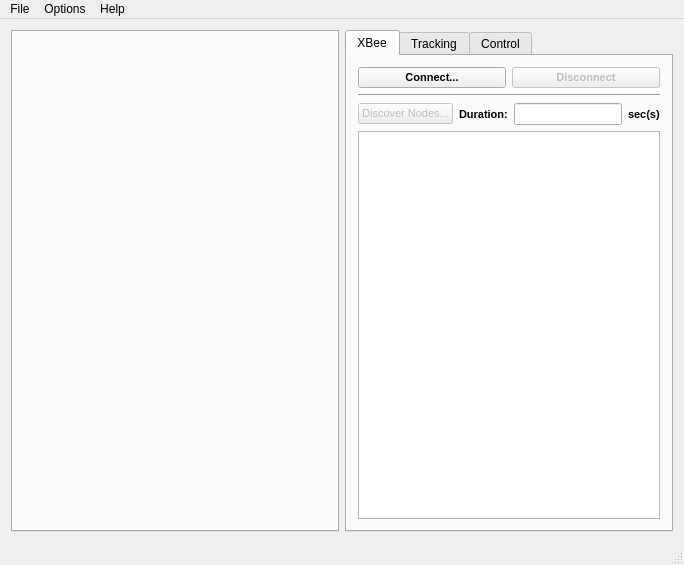
The window that qt-ebug2014-control-mc/qt-ebug2014-control-mc/MainWindow.ui (monash-wsrn/ebug2014-qt) describes before a commit, drawn with Qt 5.
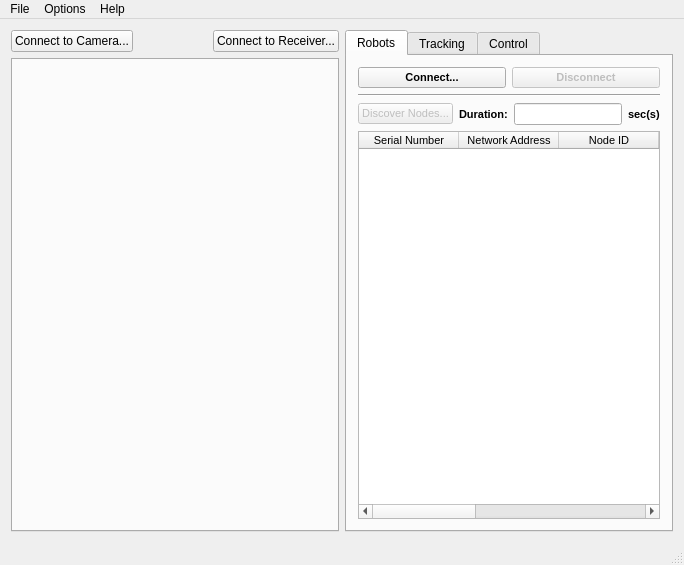
The same window after the commit. The open tabs and pages were chosen to show the change.

Patch:
```diff
--- a/qt-ebug2014-control-mc/qt-ebug2014-control-mc/MainWindow.ui
+++ b/qt-ebug2014-control-mc/qt-ebug2014-control-mc/MainWindow.ui
@@ -19,17 +19,52 @@
   <property name="windowTitle">
    <string>qt-ebug-control-multicamera</string>
   </property>
-  <widget class="QWidget" name="centralWidget">
-   <layout class="QHBoxLayout" name="horizontalLayout_2" stretch="0,0">
+  <widget class="QWidget" name="widgetMain">
+   <layout class="QHBoxLayout" name="horizontalLayout_2">
     <item>
-     <widget class="QTabWidget" name="tabsCamera">
-      <property name="currentIndex">
-       <number>-1</number>
-      </property>
-      <property name="tabsClosable">
-       <bool>false</bool>
-      </property>
-     </widget>
+     <layout class="QVBoxLayout" name="verticalLayout_4">
+      <item>
+       <layout class="QHBoxLayout" name="horizontalLayout">
+        <item>
+         <widget class="QPushButton" name="btnCameraConnect">
+          <property name="text">
+           <string>Connect to Camera...</string>
+          </property>
+         </widget>
+        </item>
+        <item>
+         <spacer name="spacerCameraButtons">
+          <property name="orientation">
+           <enum>Qt::Horizontal</enum>
+          </property>
+          <property name="sizeHint" stdset="0">
+           <size>
+            <width>40</width>
+            <height>20</height>
+           </size>
+          </property>
+         </spacer>
+        </item>
+        <item>
+         <widget class="QPushButton" name="btnReceiverConnect">
+          <property name="text">
+           <string>Connect to Receiver...</string>
+          </property>
+         </widget>
+        </item>
+       </layout>
+      </item>
+      <item>
+       <widget class="QTabWidget" name="tabsCamera">
+        <property name="currentIndex">
+         <number>-1</number>
+        </property>
+        <property name="tabsClosable">
+         <bool>false</bool>
+        </property>
+       </widget>
+      </item>
+     </layout>
     </item>
     <item>
      <widget class="QTabWidget" name="sideTab">
@@ -38,7 +73,7 @@
       </property>
       <widget class="QWidget" name="tab">
        <attribute name="title">
-        <string>XBee</string>
+        <string>Robots</string>
        </attribute>
        <layout class="QVBoxLayout" name="verticalLayout">
         <item>
@@ -155,6 +190,46 @@
           <property name="editTriggers">
            <set>QAbstractItemView::NoEditTriggers</set>
           </property>
+          <column>
+           <property name="text">
+            <string>Serial Number</string>
+           </property>
+          </column>
+          <column>
+           <property name="text">
+            <string>Network Address</string>
+           </property>
+          </column>
+          <column>
+           <property name="text">
+            <string>Node ID</string>
+           </property>
+          </column>
+          <column>
+           <property name="text">
+            <string>Parent Network Address</string>
+           </property>
+          </column>
+          <column>
+           <property name="text">
+            <string>Device Type</string>
+           </property>
+          </column>
+          <column>
+           <property name="text">
+            <string>Status</string>
+           </property>
+          </column>
+          <column>
+           <property name="text">
+            <string>Profile ID</string>
+           </property>
+          </column>
+          <column>
+           <property name="text">
+            <string>Manufacturer ID</string>
+           </property>
+          </column>
          </widget>
         </item>
        </layout>
@@ -229,7 +304,7 @@
        </attribute>
        <layout class="QVBoxLayout" name="verticalLayout_3">
         <item>
-         <layout class="QHBoxLayout" name="horizontalLayout">
+         <layout class="QHBoxLayout" name="layoutControl">
           <item>
            <widget class="QPushButton" name="startControlButton">
             <property name="enabled">
```
Left out of the diff: 74 changed lines with no effect on the pictures.
